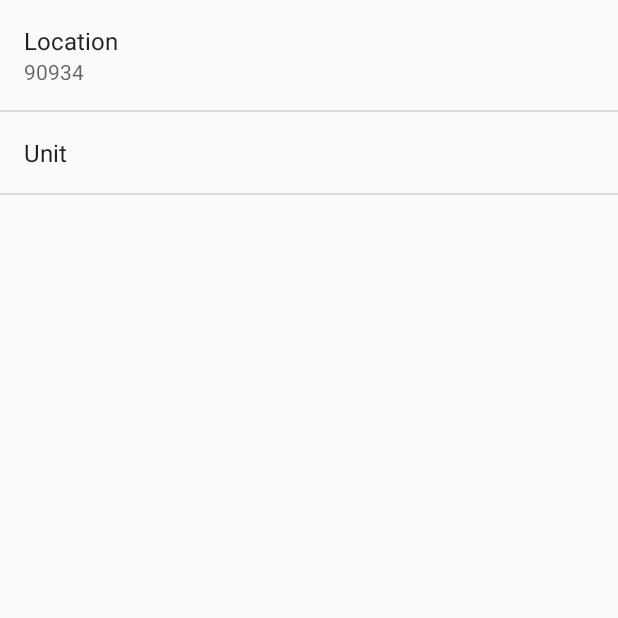
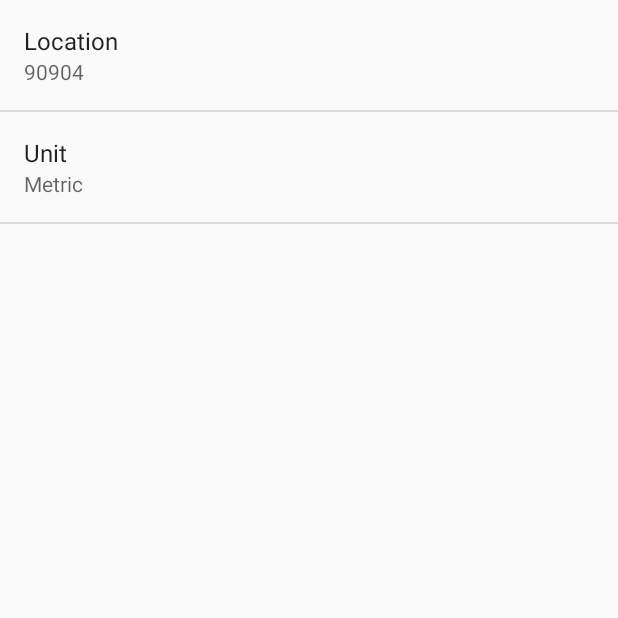
Before and after one commit to nazmy/Sunny-Android, an Android app: the SettingsActivity screen opened directly, with no data from a screen before it, on a phone screen of 412 x 824 dp, the top half of it. Run offline under Robolectric (Android 15) with nearby library versions, the phone set to English and light mode, and no system bars.

Commit message:
Bug Fix Case Sensitive Setting Value

```diff
--- a/app/src/main/res/values/strings_activity_settings.xml
+++ b/app/src/main/res/values/strings_activity_settings.xml
@@ -5,7 +5,7 @@
 
     <string name="pref_location_key">location</string>
     <string name="pref_location_title" translatable="false">Location</string>
-    <string name="pref_location_defaultValue">90934</string>
+    <string name="pref_location_defaultValue">90904</string>
     <string name="pref_unit_key">unit</string>
     <string name="pref_unit_title">Unit</string>
     <string name="pref_unit_defaultValue">@string/pref_unit_metric</string>
@@ -18,8 +18,8 @@
         <item>@string/pref_unit_imperial</item>
     </string-array>
     <string-array name="pref_unit_list_values">
-        <item>metric</item>
-        <item>imperial</item>
+        <item>Metric</item>
+        <item>Imperial</item>
     </string-array>
 
 </resources>
```
